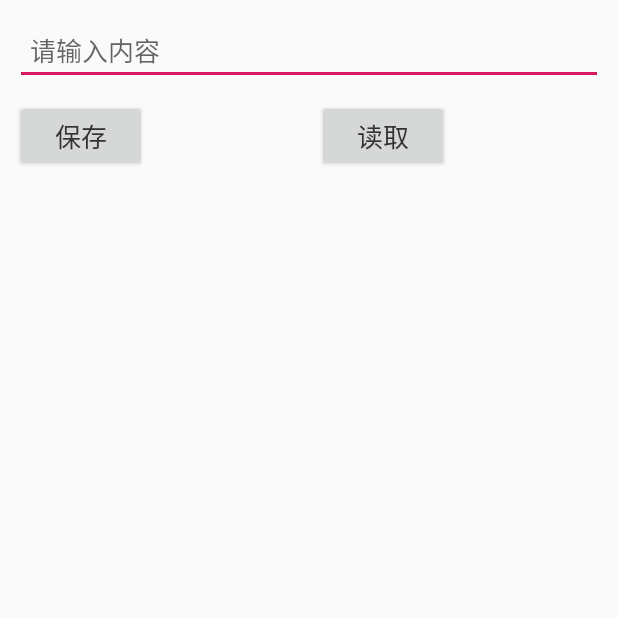
After one commit to CandiceYT/KotlinDemo, an Android app: the StorageActivity screen opened directly, with no data from a screen before it, on a phone screen of 412 x 824 dp, the top half of it. The commit adds this screen. Run offline under Robolectric (Android 15) with nearby library versions, the phone set to English and light mode, and no system bars.

Commit message:
添加读写权限 简单的文本存储

```diff
--- a/kotlindemo/src/main/AndroidManifest.xml
+++ b/kotlindemo/src/main/AndroidManifest.xml
@@ -1,6 +1,10 @@
 <?xml version="1.0" encoding="utf-8"?>
 <manifest xmlns:android="http://schemas.android.com/apk/res/android"
           package="com.candice.kotlindemo">
+
+    <uses-permission android:name="android.permission.WRITE_EXTERNAL_STORAGE"></uses-permission>
+    <uses-permission android:name="android.permission.READ_EXTERNAL_STORAGE"></uses-permission>
+    <uses-permission android:name="android.permission.READ_PHONE_STATE"></uses-permission>
 
     <application
             android:name=".base.DemoApplication"
@@ -29,6 +33,8 @@
         </activity>
         <activity android:name=".activity.complicatedwidget.MaterialDesignActivity">
         </activity>
+        <activity android:name=".activity.complicatedwidget.StorageActivity">
+        </activity>
     </application>
 
 </manifest>
--- /dev/null
+++ b/kotlindemo/src/main/java/com/candice/kotlindemo/activity/complicatedwidget/StorageActivity.kt
@@ -0,0 +1,75 @@
+package com.candice.kotlindemo.activity.complicatedwidget
+
+import android.content.Context
+import android.content.Intent
+import android.os.Environment
+import android.text.TextUtils
+import com.candice.kotlindemo.R
+import com.candice.kotlindemo.base.BaseActivity
+import kotlinx.android.synthetic.main.activity_storage.*
+import org.jetbrains.anko.toast
+import java.io.File
+import java.text.SimpleDateFormat
+import java.util.*
+
+/**
+ * @desc: 存储
+ * @author lyt
+ * @date 2019/1/24 上午10:52
+ * @version
+ * <br>
+ * <br>
+ */
+class StorageActivity : BaseActivity() {
+    private lateinit var dir: String
+    private lateinit var currentTime: String
+    override fun getLayoutId(): Int {
+        return R.layout.activity_storage
+    }
+
+    companion object {
+        fun launch(context: Context) {
+            val intent = Intent()
+            intent.setClass(context, StorageActivity::class.java)
+            context.startActivity(intent)
+        }
+    }
+
+    override fun initAction() {
+        val path = "$dir/$currentTime.text"
+        //保存
+        btn_save.setOnClickListener {
+            //保存文本
+            val content = input.text.toString()
+            if (TextUtils.isEmpty(content)) {
+                toast("输入的内容不能为空")
+            } else {
+                File(path).writeText(content)
+                toast("保存成功")
+            }
+
+        }
+        //读取
+        btn_read.setOnClickListener {
+            val readText = File(path).readText()
+            tv_read.text = "path：$path;保存的信息是：$readText"
+        }
+    }
+
+    override fun loadData() {
+
+    }
+
+    override fun initView() {
+
+
+    }
+
+    override fun initData() {
+        dir = getExternalFilesDir(Environment.DIRECTORY_DOWNLOADS).toString()
+        val dateFormat = SimpleDateFormat("yyyyMMdd HH:mm:ss")
+        currentTime = dateFormat.format(Date())
+    }
+
+
+}
--- /dev/null
+++ b/kotlindemo/src/main/res/layout/activity_storage.xml
@@ -0,0 +1,61 @@
+<?xml version="1.0" encoding="utf-8"?>
+<android.support.constraint.ConstraintLayout
+        xmlns:android="http://schemas.android.com/apk/res/android"
+        xmlns:tools="http://schemas.android.com/tools"
+        xmlns:app="http://schemas.android.com/apk/res-auto"
+        android:layout_width="match_parent"
+        android:layout_height="match_parent"
+        tools:context=".activity.complicatedwidget.StorageActivity">
+
+
+    <EditText
+            app:layout_constraintTop_toTopOf="parent"
+            app:layout_constraintLeft_toLeftOf="parent"
+            app:layout_constraintRight_toRightOf="parent"
+            android:padding="@dimen/space_size_10"
+            android:textSize="@dimen/textsize_17"
+            android:layout_margin="@dimen/space_size_10"
+            android:textColor="@color/text_normal_color"
+            android:id="@+id/input"
+            android:hint="请输入内容"
+            android:layout_width="match_parent"
+            android:layout_height="wrap_content"/>
+
+
+    <Button
+            android:layout_marginTop="@dimen/space_size_10"
+            android:id="@+id/btn_save"
+            android:text="保存"
+            app:layout_constraintLeft_toLeftOf="parent"
+            android:layout_marginLeft="@dimen/space_size_10"
+            app:layout_constraintTop_toBottomOf="@id/input"
+            android:textSize="@dimen/textsize_17"
+            android:textColor="@color/text_normal_color"
+            android:layout_width="wrap_content"
+            android:layout_height="wrap_content"/>
+
+    <Button
+            android:text="读取"
+            app:layout_constraintRight_toRightOf="parent"
+            android:layout_marginTop="@dimen/space_size_10"
+            app:layout_constraintTop_toBottomOf="@id/input"
+            app:layout_constraintLeft_toRightOf="@id/btn_save"
+            android:id="@+id/btn_read"
+            android:textSize="@dimen/textsize_17"
+            android:textColor="@color/text_normal_color"
+            android:layout_width="wrap_content"
+            android:layout_height="wrap_content"/>
+
+    <TextView
+            app:layout_constraintTop_toBottomOf="@id/btn_save"
+            android:layout_margin="@dimen/space_size_10"
+            android:id="@+id/tv_read"
+            android:textSize="@dimen/textsize_17"
+            android:textColor="@color/text_normal_color"
+            tools:text="读取存储的内容"
+            android:padding="@dimen/space_size_10"
+            android:layout_width="wrap_content"
+            android:layout_height="wrap_content"/>
+
+
+</android.support.constraint.ConstraintLayout>
```
Also changed, not shown: kotlindemo/src/main/java/com/candice/kotlindemo/activity/MainActivity.kt (+20 -22 lines), 1 other file.
